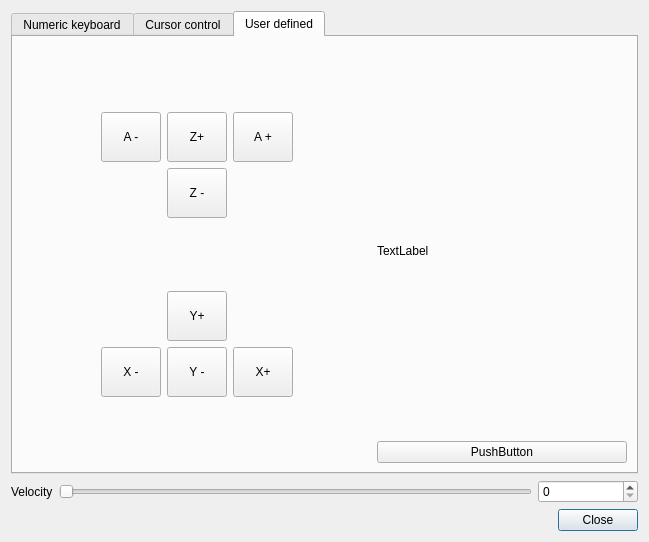
eduard-x/cnc-qt, file sources/forms/ManualControl.ui: the form before one commit.
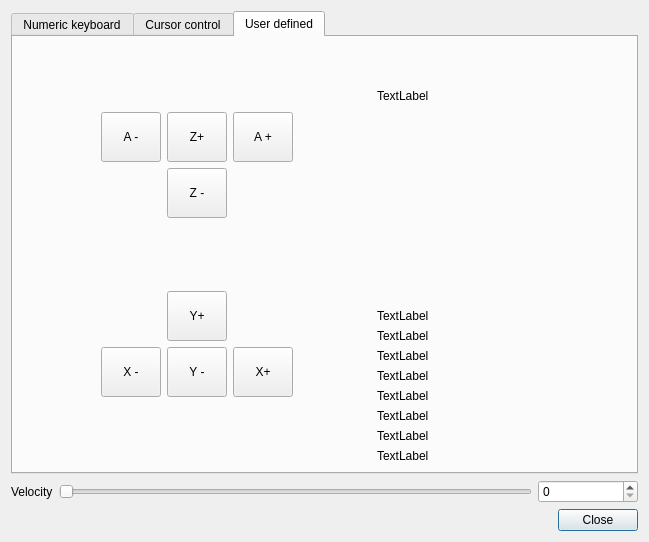
The form after the commit.

Commit message: user defined tab

Patch:
```diff
--- a/sources/forms/ManualControl.ui
+++ b/sources/forms/ManualControl.ui
@@ -803,7 +803,7 @@
       <attribute name="title">
        <string>User defined</string>
       </attribute>
-      <layout class="QGridLayout" name="gridLayout_4">
+      <layout class="QGridLayout" name="gridLayout_9">
        <item row="0" column="0">
         <spacer name="horizontalSpacer_6">
          <property name="orientation">
@@ -1002,8 +1002,15 @@
         </spacer>
        </item>
        <item row="0" column="3">
-        <layout class="QVBoxLayout" name="verticalLayout">
-         <item>
+        <layout class="QGridLayout" name="gridLayout_4">
+         <item row="6" column="0">
+          <widget class="QLabel" name="labelZm">
+           <property name="text">
+            <string>TextLabel</string>
+           </property>
+          </widget>
+         </item>
+         <item row="0" column="0">
           <widget class="QLabel" name="labelCursor_2">
            <property name="sizePolicy">
             <sizepolicy hsizetype="MinimumExpanding" vsizetype="Preferred">
@@ -1014,7 +1021,7 @@
            <property name="minimumSize">
             <size>
              <width>250</width>
-             <height>410</height>
+             <height>100</height>
             </size>
            </property>
            <property name="text">
@@ -1022,13 +1029,65 @@
            </property>
           </widget>
          </item>
-         <item>
-          <widget class="QPushButton" name="pushRecord">
+         <item row="1" column="0">
+          <spacer name="verticalSpacer_9">
+           <property name="orientation">
+            <enum>Qt::Vertical</enum>
+           </property>
+           <property name="sizeHint" stdset="0">
+            <size>
+             <width>20</width>
+             <height>40</height>
+            </size>
+           </property>
+          </spacer>
+         </item>
+         <item row="2" column="0">
+          <widget class="QLabel" name="labelXm">
            <property name="text">
-            <string>PushButton</string>
+            <string>TextLabel</string>
            </property>
-           <property name="checkable">
-            <bool>true</bool>
+          </widget>
+         </item>
+         <item row="5" column="0">
+          <widget class="QLabel" name="labelYp">
+           <property name="text">
+            <string>TextLabel</string>
+           </property>
+          </widget>
+         </item>
+         <item row="7" column="0">
+          <widget class="QLabel" name="labelZp">
+           <property name="text">
+            <string>TextLabel</string>
+           </property>
+          </widget>
+         </item>
+         <item row="3" column="0">
+          <widget class="QLabel" name="labelXp">
+           <property name="text">
+            <string>TextLabel</string>
+           </property>
+          </widget>
+         </item>
+         <item row="4" column="0">
+          <widget class="QLabel" name="labelYm">
+           <property name="text">
+            <string>TextLabel</string>
+           </property>
+          </widget>
+         </item>
+         <item row="9" column="0">
+          <widget class="QLabel" name="labelAp">
+           <property name="text">
+            <string>TextLabel</string>
+           </property>
+          </widget>
+         </item>
+         <item row="8" column="0">
+          <widget class="QLabel" name="labelAm">
+           <property name="text">
+            <string>TextLabel</string>
            </property>
           </widget>
          </item>
```
The commit also changes 4 other files.
